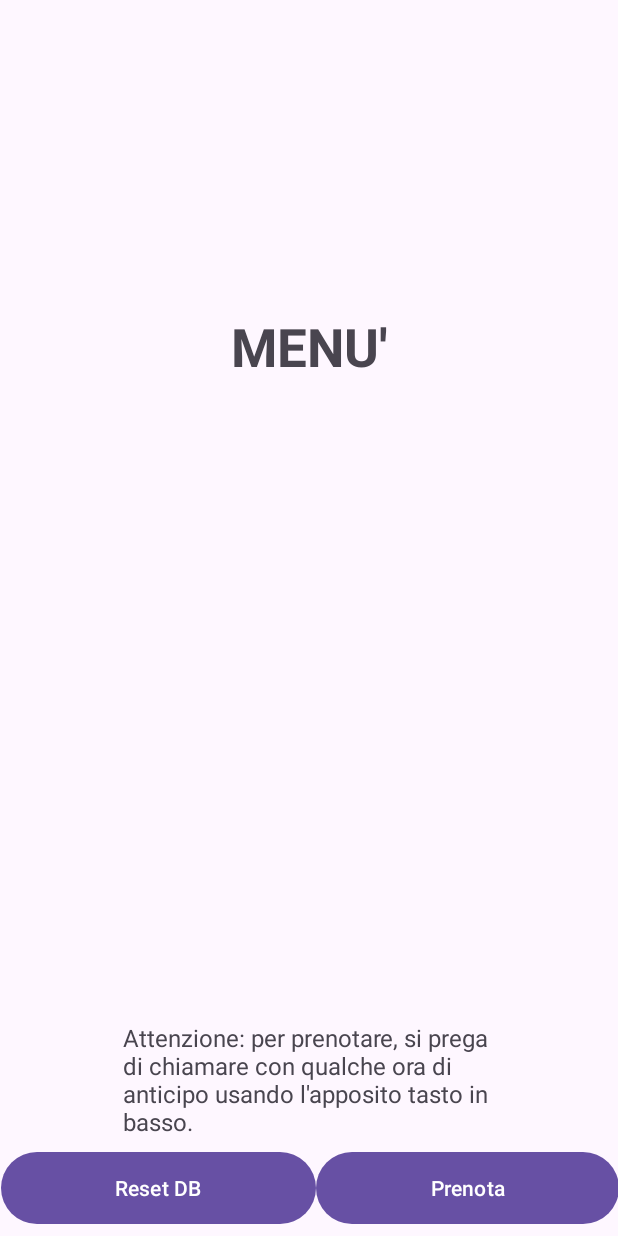
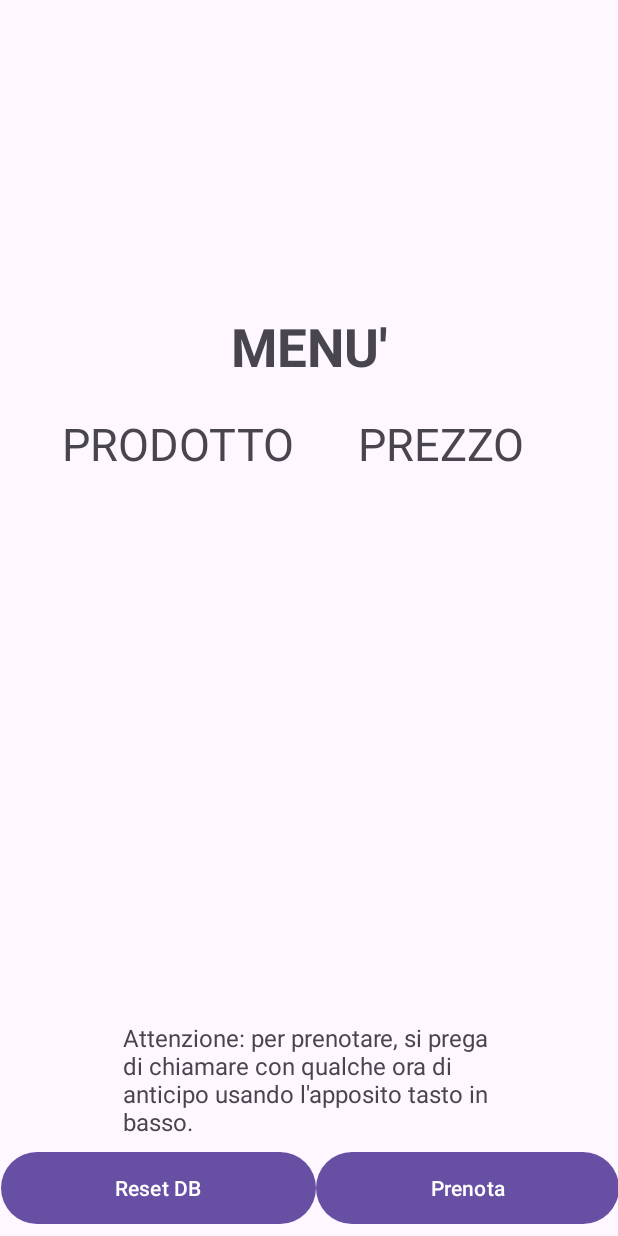
Before and after one commit to PhilaMaster/CiboInClick, an Android app: the layout activity_ristorante.xml on its own in the app's theme, with its tools: preview values and no code run, on a phone screen of 412 x 824 dp. Run offline under Robolectric (Android 15) with nearby library versions, the phone set to English and light mode, and no system bars.

Commit message:
rinominazione file

```diff
--- a/app/src/main/java/com/example/myapplication/Ristorante.kt
+++ b/app/src/main/java/com/example/myapplication/Ristorante.kt
@@ -20,7 +20,7 @@ class Ristorante : AppCompatActivity() {
     private var nomeRistorante:String? = null
     override fun onCreate(savedInstanceState: Bundle?) {
         super.onCreate(savedInstanceState)
-        setContentView(R.layout.activity_main)
+        setContentView(R.layout.activity_ristorante)
 
         //ricevo i valori dalle activity precedenti tramite intents
         val idRistorante = "1"//la ricevo da andrea
@@ -141,11 +141,6 @@ class Ristorante : AppCompatActivity() {
         tvNomeRistorante.text = getString(R.string.benvenuto,nomeRistorante,numPrenotazioni)
         val buttonTelefono = findViewById<Button>(R.id.buttonTelefono)
         buttonTelefono.text = getString(R.string.chiamaTel, telefonoRistorante)//"Chiama +39$telefonoRistorante"
-
-        val textView1 = findViewById<TextView>(R.id.textView1)
-        textView1.text = getString(R.string.Prodotto)
-        val textView2 = findViewById<TextView>(R.id.textView2)
-        textView2.text = getString(R.string.Prezzo)
     }
 
     //per avere il giorno della settimana attuale -> LocalDate.now().dayOfWeek
--- a/app/src/main/res/layout/activity_main.xml
+++ b/app/src/main/res/layout/activity_ristorante.xml
@@ -111,6 +111,7 @@
                     android:id="@+id/textView1"
                     android:layout_width="175dp"
                     android:layout_height="wrap_content"
+                    android:text="@string/Prodotto"
                     android:textAlignment="center"
                     android:textSize="30sp" />
 
@@ -118,6 +119,7 @@
                     android:id="@+id/textView2"
                     android:layout_width="175dp"
                     android:layout_height="wrap_content"
+                    android:text="@string/Prezzo"
                     android:textAlignment="center"
                     android:textSize="30sp" />
             </TableRow>
```
